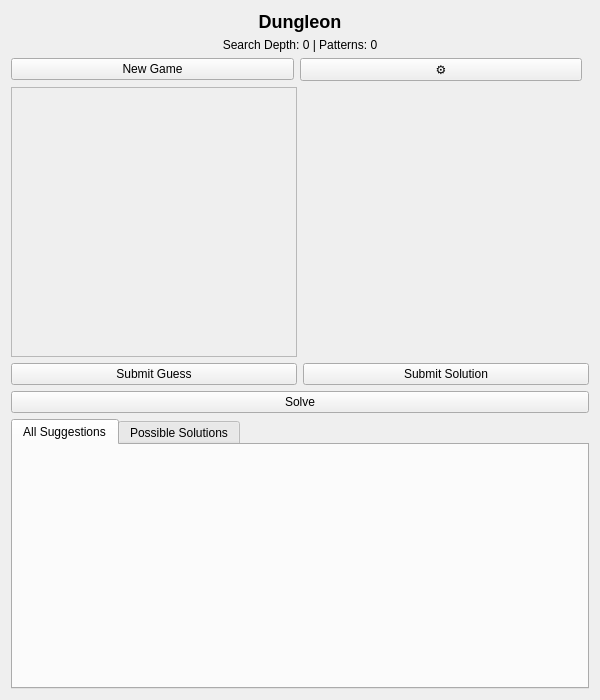
satsinush/word-games, file src/gui/DungleonWidget.ui: the form before one commit.
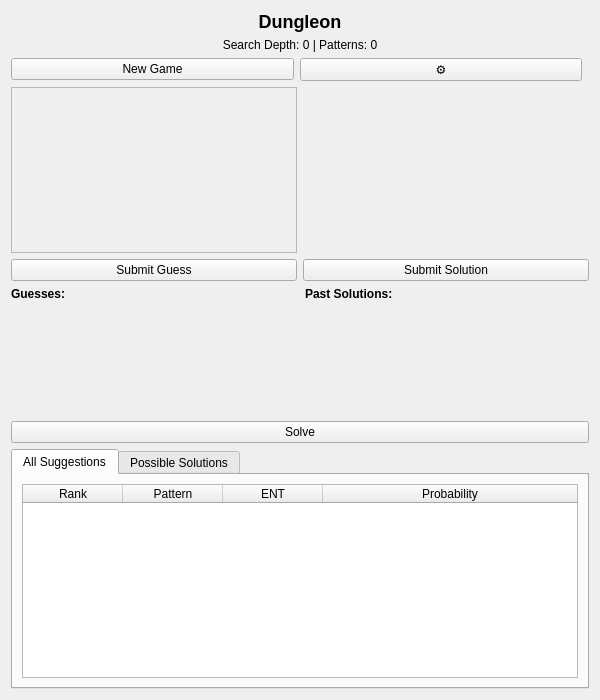
The form after the commit.

Patch:
```diff
--- a/src/gui/DungleonWidget.ui
+++ b/src/gui/DungleonWidget.ui
@@ -116,6 +116,127 @@
       </item>
      </layout>
     </item>
+    <item>
+     <widget class="QWidget" name="historyContainer" native="true">
+      <property name="sizePolicy">
+       <sizepolicy hsizetype="Expanding" vsizetype="Fixed">
+        <horstretch>0</horstretch>
+        <verstretch>0</verstretch>
+       </sizepolicy>
+      </property>
+      <layout class="QHBoxLayout" name="historyLayout">
+       <property name="spacing">
+        <number>10</number>
+       </property>
+       <property name="leftMargin">
+        <number>0</number>
+       </property>
+       <property name="topMargin">
+        <number>0</number>
+       </property>
+       <property name="rightMargin">
+        <number>0</number>
+       </property>
+       <property name="bottomMargin">
+        <number>0</number>
+       </property>
+       <item>
+        <widget class="QWidget" name="patternColumn" native="true">
+         <layout class="QVBoxLayout" name="patternColumnLayout">
+          <property name="spacing">
+           <number>2</number>
+          </property>
+          <property name="leftMargin">
+           <number>0</number>
+          </property>
+          <property name="topMargin">
+           <number>0</number>
+          </property>
+          <property name="rightMargin">
+           <number>0</number>
+          </property>
+          <property name="bottomMargin">
+           <number>0</number>
+          </property>
+          <item>
+           <widget class="QLabel" name="patternLabel">
+            <property name="font">
+             <font>
+              <weight>75</weight>
+              <bold>true</bold>
+             </font>
+            </property>
+            <property name="text">
+             <string>Guesses:</string>
+            </property>
+           </widget>
+          </item>
+          <item>
+           <widget class="QScrollArea" name="patternListScrollArea">
+            <property name="maximumHeight">
+             <number>200</number>
+            </property>
+            <property name="widgetResizable">
+             <bool>true</bool>
+            </property>
+            <property name="frameShape">
+             <enum>QFrame::NoFrame</enum>
+            </property>
+           </widget>
+          </item>
+         </layout>
+        </widget>
+       </item>
+       <item>
+        <widget class="QWidget" name="solutionColumn" native="true">
+         <layout class="QVBoxLayout" name="solutionColumnLayout">
+          <property name="spacing">
+           <number>2</number>
+          </property>
+          <property name="leftMargin">
+           <number>0</number>
+          </property>
+          <property name="topMargin">
+           <number>0</number>
+          </property>
+          <property name="rightMargin">
+           <number>0</number>
+          </property>
+          <property name="bottomMargin">
+           <number>0</number>
+          </property>
+          <item>
+           <widget class="QLabel" name="solutionLabel">
+            <property name="font">
+             <font>
+              <weight>75</weight>
+              <bold>true</bold>
+             </font>
+            </property>
+            <property name="text">
+             <string>Past Solutions:</string>
+            </property>
+           </widget>
+          </item>
+          <item>
+           <widget class="QScrollArea" name="solutionListScrollArea">
+            <property name="maximumHeight">
+             <number>200</number>
+            </property>
+            <property name="widgetResizable">
+             <bool>true</bool>
+            </property>
+            <property name="frameShape">
+             <enum>QFrame::NoFrame</enum>
+            </property>
+           </widget>
+          </item>
+         </layout>
+        </widget>
+       </item>
+      </layout>
+     </widget>
+    </item>
     <item>
      <widget class="QPushButton" name="solveBtn">
       <property name="text">
@@ -132,6 +253,47 @@
       <attribute name="title">
        <string>All Suggestions</string>
       </attribute>
+      <layout class="QVBoxLayout" name="allResultsTabLayout">
+       <item>
+        <widget class="QTableWidget" name="allResultsTable">
+         <property name="editTriggers">
+          <set>QAbstractItemView::NoEditTriggers</set>
+         </property>
+         <property name="alternatingRowColors">
+          <bool>false</bool>
+         </property>
+         <property name="selectionMode">
+          <enum>QAbstractItemView::NoSelection</enum>
+         </property>
+         <property name="selectionBehavior">
+          <enum>QAbstractItemView::SelectRows</enum>
+         </property>
+         <attribute name="horizontalHeaderStretchLastSection">
+          <bool>true</bool>
+         </attribute>
+         <column>
+          <property name="text">
+           <string>Rank</string>
+          </property>
+         </column>
+         <column>
+          <property name="text">
+           <string>Pattern</string>
+          </property>
+         </column>
+         <column>
+          <property name="text">
+           <string>ENT</string>
+          </property>
+         </column>
+         <column>
+          <property name="text">
+           <string>Probability</string>
+          </property>
+         </column>
+        </widget>
+       </item>
+      </layout>
      </widget>
      <widget class="QWidget" name="probablePatternsTab">
       <attribute name="title">
```
Left out of the diff: 41 changed lines with no effect on the pictures.
